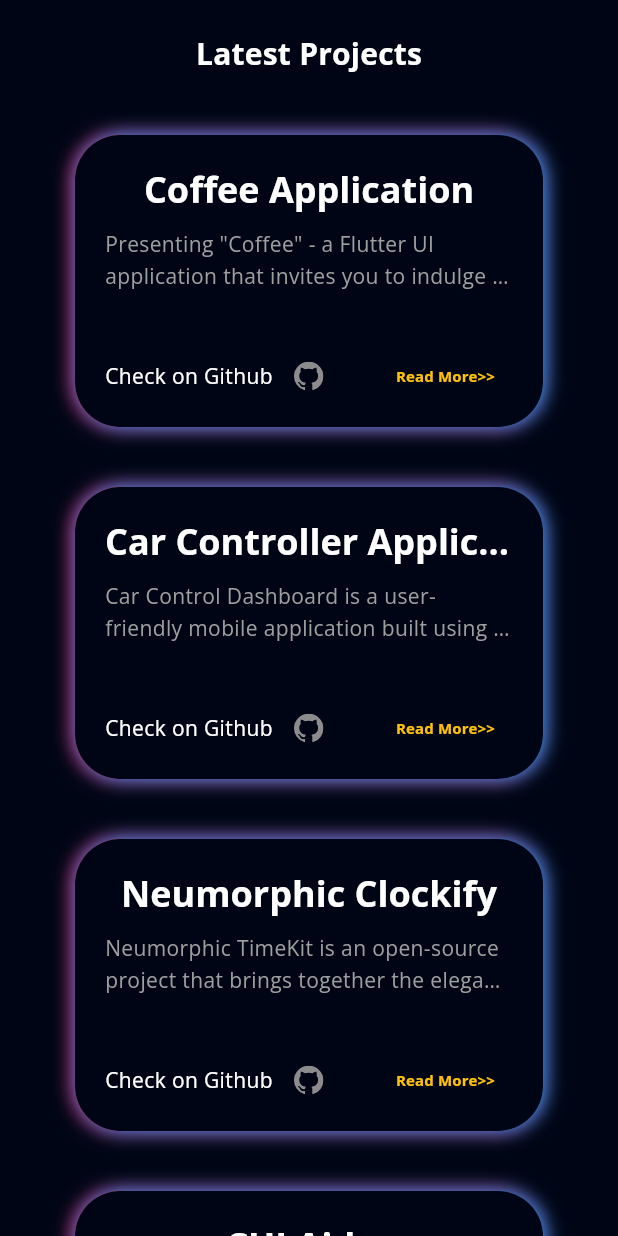
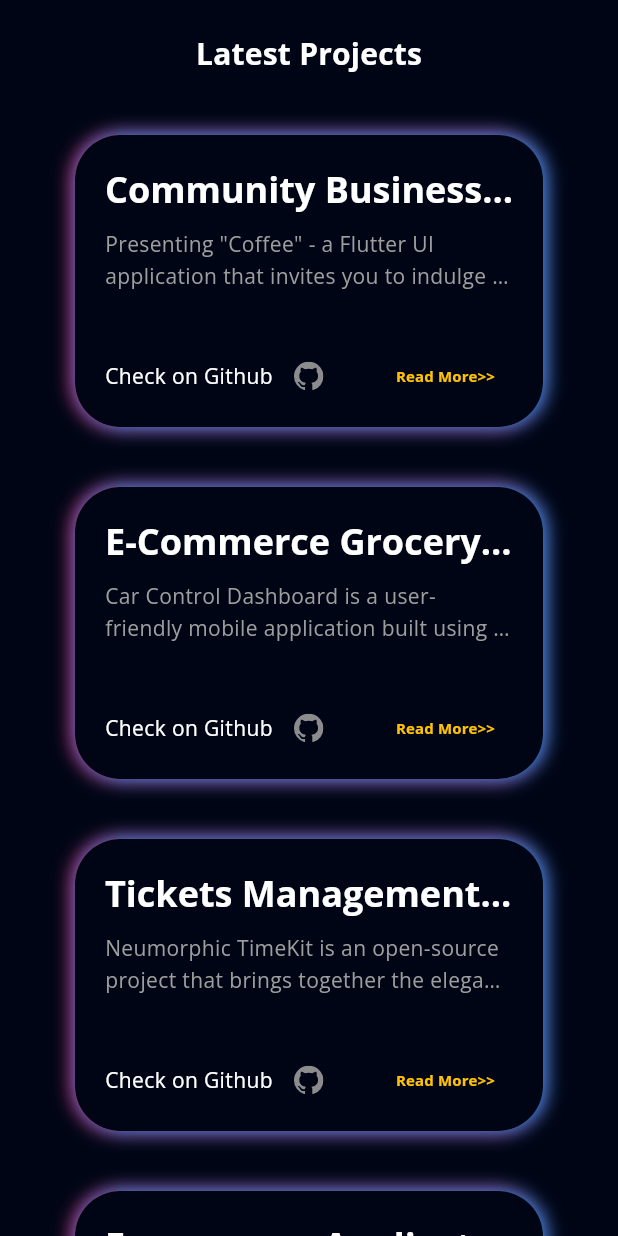
Before and after one commit to 1shabbirhussain/Flutter-Responsive-Portfolio-WebApp, a Flutter app: the ProjectsView screen opened directly, on a phone screen of 412 x 824 dp. Run offline on Flutter 3.47's test engine with Material 3 defaults, Android fonts, the phone set to English and light mode, and no system bars; our stand-ins replace flutter_svg, font_awesome_flutter, get, google_fonts, photo_view.

Commit message:
projects and assets (added and removed)

```diff
--- a/lib/model/project_model.dart
+++ b/lib/model/project_model.dart
@@ -8,50 +8,50 @@ class Project {
 
 List<Project> projectList = [
   Project(
-    'Coffee Application',
+    'Community Business Application',
     'Presenting "Coffee" - a Flutter UI application that invites you to indulge in a delightful coffee adventure. Immerse yourself in the world of rich aroma and flavor as you browse through an exquisite selection of specialty coffees. With a user-friendly interface, exploring different blends and discovering their unique details becomes a delightful experience.',
-    'assets/images/coffee.png',
-    'https://github.com/Hamad-Anwar/Coffe-Shop-Beautifull-UI',
+    'assets/images/IUOE.png',
+    'https://github.com/1shabbirhussain/',
   ),
   Project(
-    'Car Controller Application UI',
+    'E-Commerce Grocery Application',
     'Car Control Dashboard is a user-friendly mobile application built using Flutter and powered by GetX for efficient state management. Enjoy a modern and intuitive design that adapts to various screen sizes, Interact with dynamic car controls, including speed, steering, and temperature. Realistic animations enhance the visual appeal, making it feel like you are controlling a real car!',
-    'assets/images/car.png',
-    'https://github.com/Hamad-Anwar/Car-Controller-Getx-Flutter',
+    'assets/images/grocery.png',
+    'https://github.com/1shabbirhussain/',
   ),
   Project(
-      'Neumorphic Clockify',
+      'Tickets Management System',
       'Neumorphic TimeKit is an open-source project that brings together the elegance of a beautifully designed alarm system, an analog clock with a neumorphic touch, and a feature-rich stopwatch. Whether you\'re looking for a functional alarm tool, a stylish desktop clock, or a precise stopwatch, TimeKit has you covered.',
-      'assets/images/alarm.jpg',
-      'https://github.com/Hamad-Anwar/Neumorphic-Analog-Clockify'),
+      'assets/images/ticket.png',
+      'https://github.com/1shabbirhussain/'),
   Project(
-      'CUI Aider',
+      'Ecommerce Application Service Based',
       'CUI AIDER is an extraordinary application that brings together augmented reality (AR), a robust student portal, intuitive class management, and a comprehensive GPA system, providing an all-encompassing solution for students.Using AR technology, CUI AIDER offers an immersive experience, allowing users to explore the complete university campus virtually. Through AR, students can visualize buildings, navigate with interactive directions, and gain a better understanding of their surroundings.',
-      'assets/images/cui.png',
-      'https://github.com/Hamad-Anwar/'),
-  Project(
-      'Flutter Music Streaming Application',
-      'A Flutter music streaming application that allows users to play audio files from local storage. The app features a beautiful neumorphic UI design and provides a smooth user experience for browsing and playing music.',
-      'assets/images/player.png',
-      'https://github.com/Hamad-Anwar/Neumorphic-Music_Player-Flutter'),
-  Project(
-      'Food Recipe App',
-      'This repository contains a Flutter implementation of a Food Recipe app with a captivating introduction section and impressive animations. It also features a signup and signin page with animations, elegantly presented on a bottom sheet.',
-      'assets/images/recipe.png',
-      'https://github.com/Hamad-Anwar/Food-Recipe-App-Flutter'),
-  Project(
-      'Task Sync Pro',
-      'Welcome to the Beautiful Task Scheduler App repository! This Flutter-based task management application combines elegant design with a robust backend, ensuring a seamless and organized task management experience. From stunning UI to real-time synchronization, this app has you covered.',
-      'assets/images/task.png',
-      'https://github.com/Hamad-Anwar/Task-Sync-Pro-Flutter'),
-  Project(
-      'Flutter Chat Application with Firebase',
-      'Welcome to our innovative Flutter chat application! This feature-rich messaging platform allows users to connect and communicate seamlessly through text and images. The app is built using Flutter for the frontend and integrates with Firebase for backend services, including authentication, real-time database, and storage.',
-      'assets/images/chat.png',
-      'https://github.com/Hamad-Anwar/Messenger-App-Backend-Firebase'),
-  Project(
-      'Doctor Appointment Application',
-      'Introducing the extraordinary "Doctor Appointment System" - a state-of-the-art Flutter UI application that redefines healthcare accessibility and efficiency. Seamlessly crafted, this app empowers users to effortlessly select doctors based on categories, engage in smooth messaging, and access detailed profiles.',
-      'assets/images/doctor.png',
-      'https://github.com/Hamad-Anwar/Doctor-Appointment-Application-UI'),
+      'assets/images/TSS.png',
+      'https://github.com/1shabbirhussain/'),
+  // Project(
+  //     'Flutter Music Streaming Application',
+  //     'A Flutter music streaming application that allows users to play audio files from local storage. The app features a beautiful neumorphic UI design and provides a smooth user experience for browsing and playing music.',
+  //     'assets/images/player.png',
+  //     'https://github.com/Hamad-Anwar/Neumorphic-Music_Player-Flutter'),
+  // Project(
+  //     'Food Recipe App',
+  //     'This repository contains a Flutter implementation of a Food Recipe app with a captivating introduction section and impressive animations. It also features a signup and signin page with animations, elegantly presented on a bottom sheet.',
+  //     'assets/images/recipe.png',
+  //     'https://github.com/Hamad-Anwar/Food-Recipe-App-Flutter'),
+  // Project(
+  //     'Task Sync Pro',
+  //     'Welcome to the Beautiful Task Scheduler App repository! This Flutter-based task management application combines elegant design with a robust backend, ensuring a seamless and organized task management experience. From stunning UI to real-time synchronization, this app has you covered.',
+  //     'assets/images/task.png',
+  //     'https://github.com/Hamad-Anwar/Task-Sync-Pro-Flutter'),
+  // Project(
+  //     'Flutter Chat Application with Firebase',
+  //     'Welcome to our innovative Flutter chat application! This feature-rich messaging platform allows users to connect and communicate seamlessly through text and images. The app is built using Flutter for the frontend and integrates with Firebase for backend services, including authentication, real-time database, and storage.',
+  //     'assets/images/chat.png',
+  //     'https://github.com/Hamad-Anwar/Messenger-App-Backend-Firebase'),
+  // Project(
+  //     'Doctor Appointment Application',
+  //     'Introducing the extraordinary "Doctor Appointment System" - a state-of-the-art Flutter UI application that redefines healthcare accessibility and efficiency. Seamlessly crafted, this app empowers users to effortlessly select doctors based on categories, engage in smooth messaging, and access detailed profiles.',
+  //     'assets/images/doctor.png',
+  //     'https://github.com/Hamad-Anwar/Doctor-Appointment-Application-UI'),
 ];
--- a/lib/view/intro/widgets/description_text.dart
+++ b/lib/view/intro/widgets/description_text.dart
@@ -16,7 +16,7 @@ class AnimatedDescriptionText extends StatelessWidget {
         return SizedBox(
           width:Responsive.isDesktop(context)? 600 : 550,
           child: Text(
-            "I'm a certified and experienced Flutter developer, passionate about crafting high-quality mobile, desktop, and web applications. From concept to deployment, I ensure seamless performance and an intuitive user experience. My work covers Android, iOS, web, and desktop platforms, with a strong foundation in UI/UX design",
+            "I'm a  Software Engineer, Certified and Experienced FLUTTER DEVELOER, passionate about crafting high-quality mobile, desktop, and web applications. From concept to deployment, I ensure seamless performance and an intuitive user experience. My work covers Android, iOS, web, and desktop platforms, with a strong foundation in UI/UX design",
             overflow: TextOverflow.clip,
             style: TextStyle(color: Colors.grey, wordSpacing: 2, fontSize: value),
             // textAlign: Responsive.isDesktop(context) ? TextAlign.left,
```
Also changed, not shown: lib/view/certifications copy/components/certification_grid.dart (added, +46 -0 lines), lib/view/intro/widgets/combine_subtitle.dart (+12 -12 lines), assets/images/IUOE.png (added), assets/images/TSS.png (added), assets/images/alarm.jpg (deleted), assets/images/car.png (deleted), assets/images/chat.png (deleted), assets/images/coffee.png (deleted), assets/images/cui.png (deleted), assets/images/doctor.png (deleted), assets/images/grocery.png (added), assets/images/player.png (deleted), assets/images/ticket.png (added), 1 other file.
